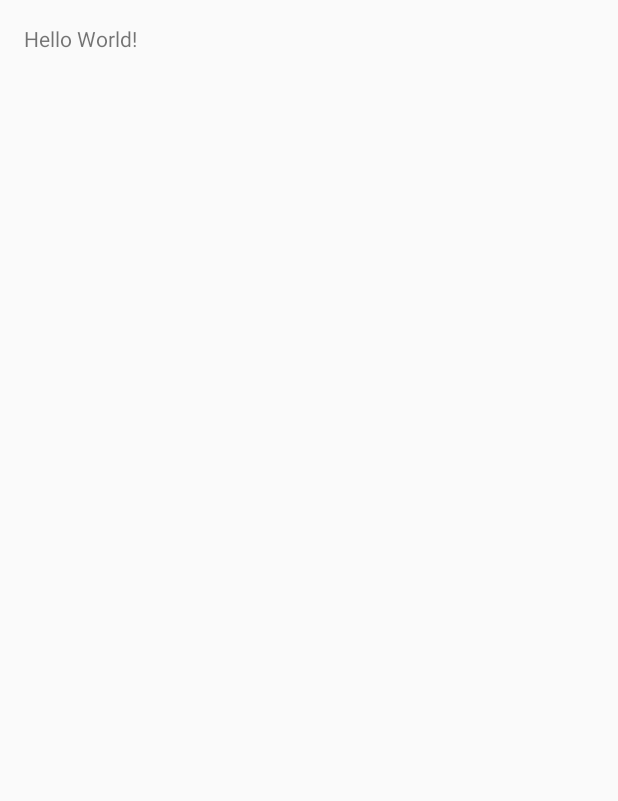
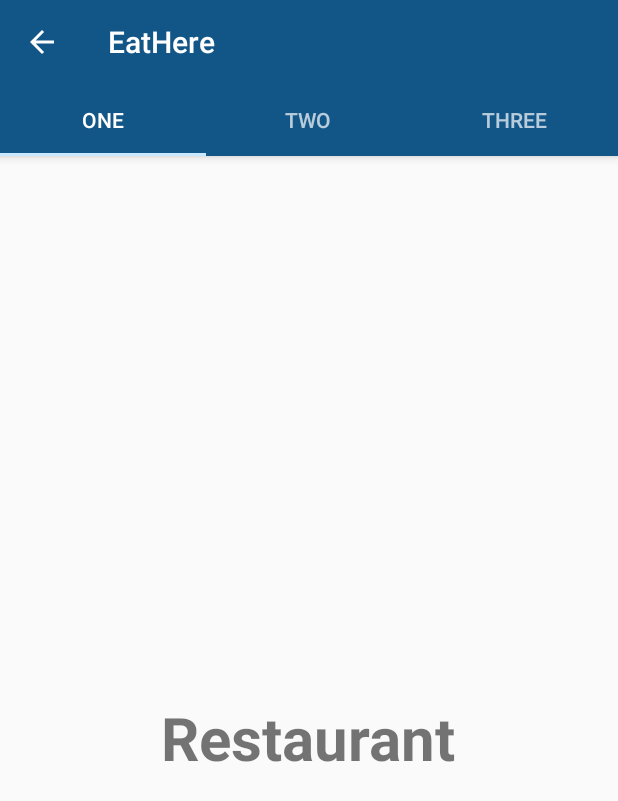
Before and after one commit to Phantomape/courses-columbia, an Android app: the screen it shows after launch (HomeActivity), on a phone screen of 412 x 824 dp. Before the commit the part shown is almost empty. Shown: the top 801 px of the screen. Run offline under Robolectric (Android 15) with nearby library versions, the light colour scheme and no system bars.

Commit message:
add tabs

```diff
--- a/app/src/main/java/com/eathere/cc/eathere/HomeActivity.java
+++ b/app/src/main/java/com/eathere/cc/eathere/HomeActivity.java
@@ -1,13 +1,75 @@
 package com.eathere.cc.eathere;
 
+import android.os.Bundle;
+import android.support.design.widget.TabLayout;
+import android.support.v4.app.Fragment;
+import android.support.v4.app.FragmentManager;
+import android.support.v4.app.FragmentPagerAdapter;
+import android.support.v4.view.ViewPager;
 import android.support.v7.app.AppCompatActivity;
-import android.os.Bundle;
+import android.support.v7.widget.Toolbar;
+
+import java.util.ArrayList;
+import java.util.List;
+
 
 public class HomeActivity extends AppCompatActivity {
+
+    private Toolbar toolbar;
+    private TabLayout tabLayout;
+    private ViewPager viewPager;
 
     @Override
     protected void onCreate(Bundle savedInstanceState) {
         super.onCreate(savedInstanceState);
         setContentView(R.layout.activity_home);
+
+        toolbar = (Toolbar) findViewById(R.id.toolbar);
+        setSupportActionBar(toolbar);
+
+        getSupportActionBar().setDisplayHomeAsUpEnabled(true);
+
+        viewPager = (ViewPager) findViewById(R.id.viewpager);
+        setupViewPager(viewPager);
+
+        tabLayout = (TabLayout) findViewById(R.id.tabs);
+        tabLayout.setupWithViewPager(viewPager);
+    }
+
+    private void setupViewPager(ViewPager viewPager) {
+        ViewPagerAdapter adapter = new ViewPagerAdapter(getSupportFragmentManager());
+        adapter.addFragment(new RestaurantFragment(), "ONE");
+        adapter.addFragment(new RecommendFragment(), "TWO");
+        adapter.addFragment(new MeFragment(), "THREE");
+        viewPager.setAdapter(adapter);
+    }
+
+    class ViewPagerAdapter extends FragmentPagerAdapter {
+        private final List<Fragment> mFragmentList = new ArrayList<>();
+        private final List<String> mFragmentTitleList = new ArrayList<>();
+
+        public ViewPagerAdapter(FragmentManager manager) {
+            super(manager);
+        }
+
+        @Override
+        public Fragment getItem(int position) {
+            return mFragmentList.get(position);
+        }
+
+        @Override
+        public int getCount() {
+            return mFragmentList.size();
+        }
+
+        public void addFragment(Fragment fragment, String title) {
+            mFragmentList.add(fragment);
+            mFragmentTitleList.add(title);
+        }
+
+        @Override
+        public CharSequence getPageTitle(int position) {
+            return mFragmentTitleList.get(position);
+        }
     }
 }
--- a/app/src/main/res/layout/activity_home.xml
+++ b/app/src/main/res/layout/activity_home.xml
@@ -1,17 +1,33 @@
 <?xml version="1.0" encoding="utf-8"?>
-<RelativeLayout xmlns:android="http://schemas.android.com/apk/res/android"
-    xmlns:tools="http://schemas.android.com/tools"
-    android:id="@+id/activity_home"
+<android.support.design.widget.CoordinatorLayout xmlns:android="http://schemas.android.com/apk/res/android"
+    xmlns:app="http://schemas.android.com/apk/res-auto"
     android:layout_width="match_parent"
-    android:layout_height="match_parent"
-    android:paddingBottom="@dimen/activity_vertical_margin"
-    android:paddingLeft="@dimen/activity_horizontal_margin"
-    android:paddingRight="@dimen/activity_horizontal_margin"
-    android:paddingTop="@dimen/activity_vertical_margin"
-    tools:context="com.eathere.cc.eathere.HomeActivity">
+    android:layout_height="match_parent">
 
-    <TextView
-        android:layout_width="wrap_content"
+    <android.support.design.widget.AppBarLayout
+        android:layout_width="match_parent"
         android:layout_height="wrap_content"
-        android:text="Hello World!" />
-</RelativeLayout>
+        android:theme="@style/ThemeOverlay.AppCompat.Dark.ActionBar">
+
+        <android.support.v7.widget.Toolbar
+            android:id="@+id/toolbar"
+            android:layout_width="match_parent"
+            android:layout_height="?attr/actionBarSize"
+            android:background="?attr/colorPrimary"
+            app:layout_scrollFlags="scroll|enterAlways"
+            app:popupTheme="@style/ThemeOverlay.AppCompat.Light" />
+
+        <android.support.design.widget.TabLayout
+            android:id="@+id/tabs"
+            android:layout_width="match_parent"
+            android:layout_height="wrap_content"
+            app:tabMode="fixed"
+            app:tabGravity="fill"/>
+    </android.support.design.widget.AppBarLayout>
+
+    <android.support.v4.view.ViewPager
+        android:id="@+id/viewpager"
+        android:layout_width="match_parent"
+        android:layout_height="match_parent"
+        app:layout_behavior="@string/appbar_scrolling_view_behavior"  />
+</android.support.design.widget.CoordinatorLayout>
```
